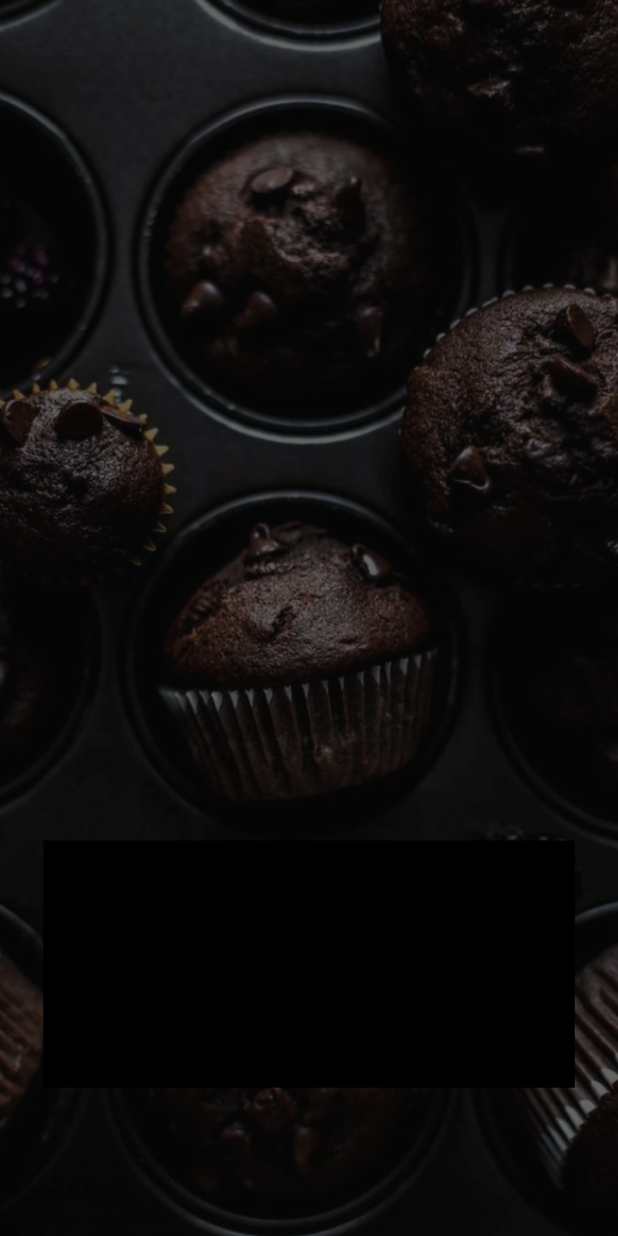
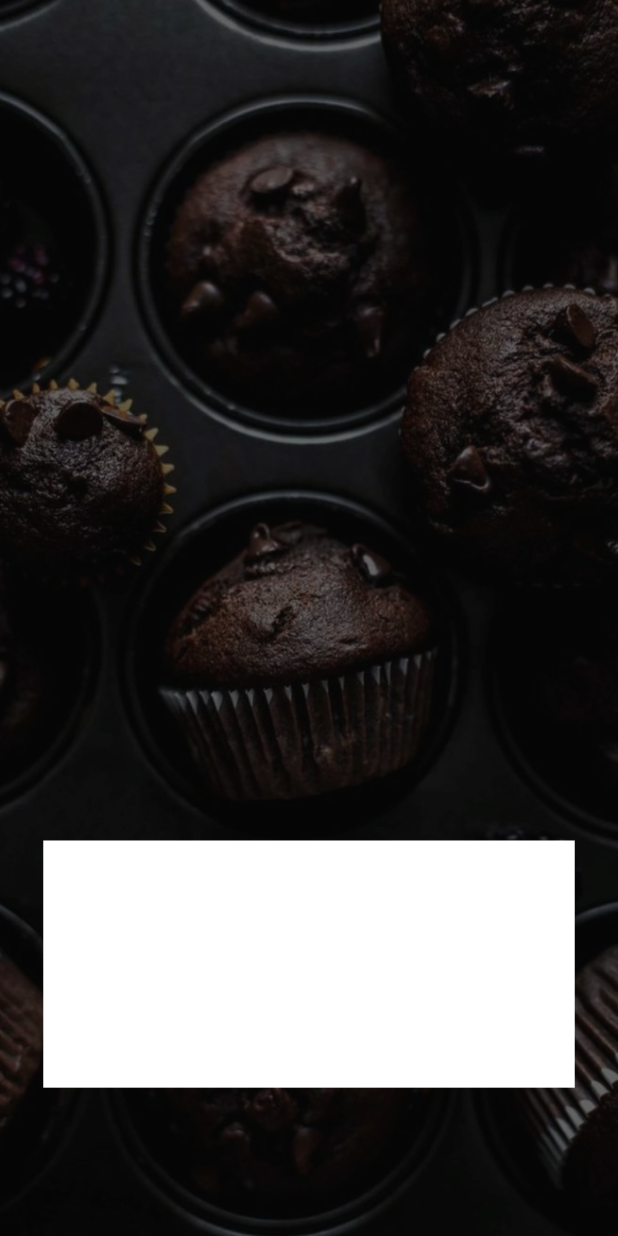
Before and after one commit to WIBU1234/atmabakerymobile, a Flutter app: the screen it shows after launch, on a phone screen of 412 x 824 dp. Run offline on Flutter 3.47's test engine with Material 3 defaults, Android fonts, the phone set to English and light mode, and no system bars.

Commit message:
FontImport

```diff
--- a/lib/view/generalView/onBoarding.dart
+++ b/lib/view/generalView/onBoarding.dart
@@ -49,7 +49,7 @@ class _OnBoardingState extends State<OnBoarding> {
                   child: Container(
                     width: screenWidth * 0.86,
                     height: screenHeight * 0.2,
-                    color: Colors.black,
+                    color: Colors.white,
                   ),
 
 
```
Also changed, not shown: pubspec.yaml (+7 -0 lines), assets/fonts/Sora-Bold.ttf (added), assets/fonts/Sora-ExtraBold.ttf (added), assets/fonts/Sora-ExtraLight.ttf (added), assets/fonts/Sora-Light.ttf (added), assets/fonts/Sora-Medium.ttf (added), assets/fonts/Sora-Regular.ttf (added), assets/fonts/Sora-SemiBold.ttf (added), assets/fonts/Sora-Thin.ttf (added).
